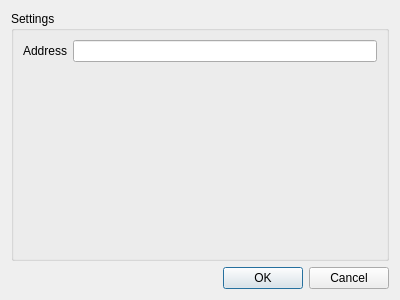
Qt form ExeQt/settingsdialog.ui (AlexandruIstrate/ExeQt) before a commit.
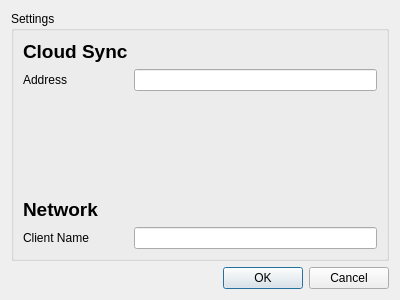
The same form after that commit.

Diff of the .ui file:
```diff
--- a/ExeQt/settingsdialog.ui
+++ b/ExeQt/settingsdialog.ui
@@ -20,16 +20,53 @@
       <string>Settings</string>
      </property>
      <layout class="QFormLayout" name="formLayout">
-      <item row="0" column="0">
+      <item row="1" column="0">
        <widget class="QLabel" name="label">
         <property name="text">
          <string>Address</string>
         </property>
        </widget>
       </item>
-      <item row="0" column="1">
+      <item row="1" column="1">
        <widget class="QLineEdit" name="edtAddress"/>
       </item>
+      <item row="0" column="0">
+       <widget class="QLabel" name="label_2">
+        <property name="text">
+         <string>&lt;html&gt;&lt;head/&gt;&lt;body&gt;&lt;p&gt;&lt;span style=&quot; font-size:14pt; font-weight:600;&quot;&gt;Cloud Sync&lt;/span&gt;&lt;/p&gt;&lt;/body&gt;&lt;/html&gt;</string>
+        </property>
+       </widget>
+      </item>
+      <item row="3" column="0">
+       <widget class="QLabel" name="label_3">
+        <property name="text">
+         <string>&lt;html&gt;&lt;head/&gt;&lt;body&gt;&lt;p&gt;&lt;span style=&quot; font-size:14pt; font-weight:600;&quot;&gt;Network&lt;/span&gt;&lt;/p&gt;&lt;/body&gt;&lt;/html&gt;</string>
+        </property>
+       </widget>
+      </item>
+      <item row="2" column="0">
+       <spacer name="verticalSpacer">
+        <property name="orientation">
+         <enum>Qt::Vertical</enum>
+        </property>
+        <property name="sizeHint" stdset="0">
+         <size>
+          <width>20</width>
+          <height>40</height>
+         </size>
+        </property>
+       </spacer>
+      </item>
+      <item row="4" column="0">
+       <widget class="QLabel" name="label_4">
+        <property name="text">
+         <string>Client Name</string>
+        </property>
+       </widget>
+      </item>
+      <item row="4" column="1">
+       <widget class="QLineEdit" name="edtClientName"/>
+      </item>
      </layout>
     </widget>
    </item>
```
